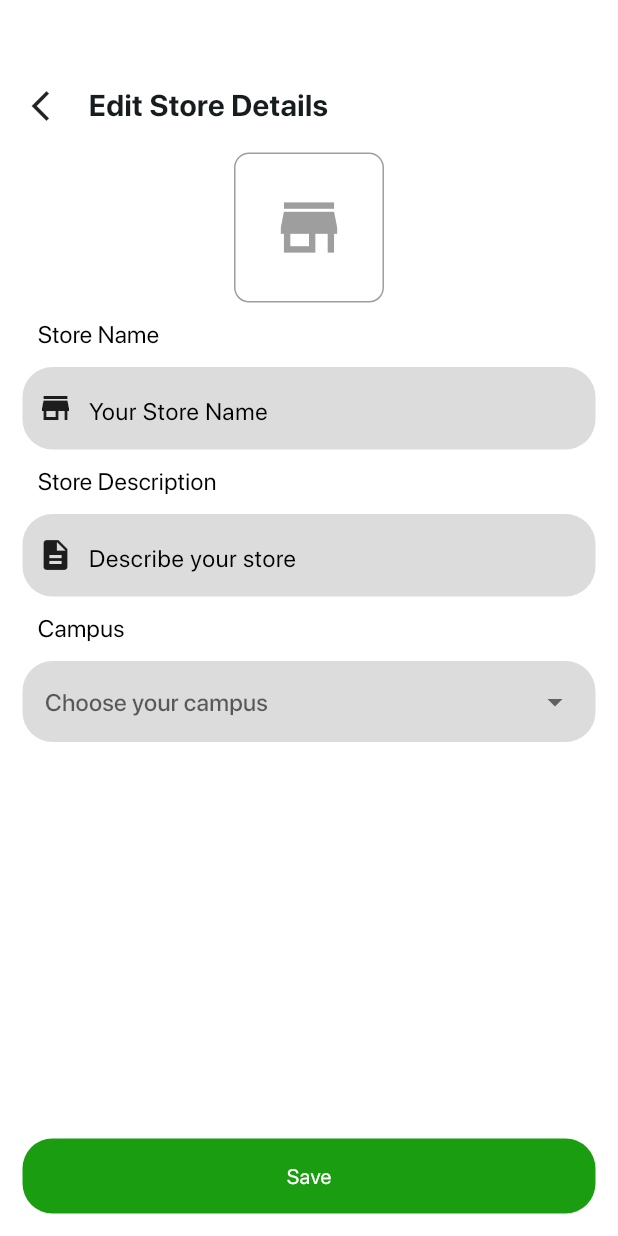
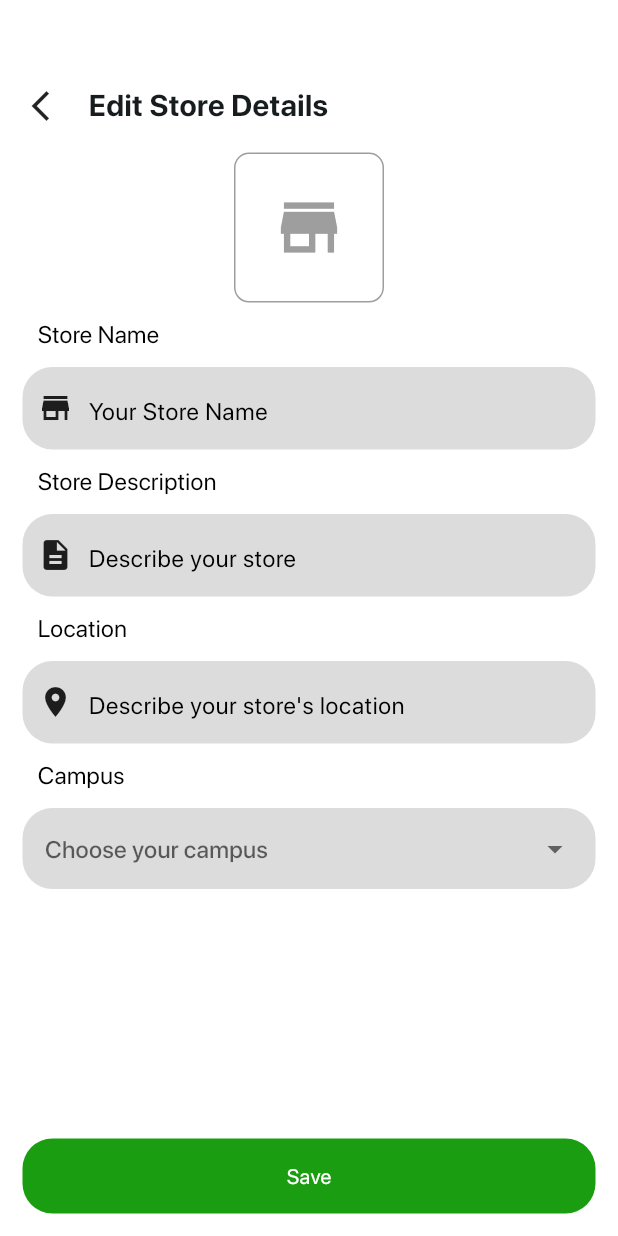
Before and after one commit to Gigatronhertz/market_place_2, a Flutter app: the EditStore screen opened directly, on a phone screen of 412 x 824 dp. Run offline on Flutter 3.47's test engine with Material 3 defaults, Android fonts, the phone set to English and light mode, and no system bars; our stand-ins replace carousel_slider, dropdown_button2, flutter_otp_text_field, lottie, shared_preferences; accounts and stored records are empty; project files that could hold a hidden picture were left out.

Commit message:
nothing to see here

```diff
--- a/lib/globals/bottomnavbar.dart
+++ b/lib/globals/bottomnavbar.dart
@@ -5,6 +5,7 @@ import 'package:market_place_2/screens/hostel_screens/hostel_scrren.dart';
 import 'package:market_place_2/screens/product_screens/product_page.dart';
 import 'package:market_place_2/screens/profile/editprofile.dart';
 import 'package:market_place_2/screens/store_screens/editstore.dart';
+import 'package:market_place_2/screens/store_screens/mystore.dart';
 import 'package:market_place_2/screens/store_screens/storescreen.dart';
 
 class Bottomnavbar extends StatelessWidget {
@@ -114,7 +115,7 @@ class Bottomnavbar extends StatelessWidget {
                       Navigator.push(
                           context,
                           MaterialPageRoute(
-                            builder: (context) => const EditStore(),
+                            builder: (context) => const Mystore(),
                           ));
                     },
                     icon: Icon(
--- a/lib/screens/store_screens/editstore.dart
+++ b/lib/screens/store_screens/editstore.dart
@@ -105,6 +105,10 @@ class _EditStoreState extends State<EditStore> {
                 title: "Store Description",
                 helpertxt: "Describe your store",
                 icon: Icons.description),
+            textfeild(
+                title: "Location",
+                helpertxt: "Describe your store's location",
+                icon: Icons.location_on),
             // Campus selection dropdown
             Container(
               padding: EdgeInsets.all(10),
--- a/pubspec.yaml
+++ b/pubspec.yaml
@@ -43,6 +43,7 @@ dependencies:
   carousel_slider: ^4.2.1
   shared_preferences: ^2.2.3
   dropdown_button2: ^2.3.9
+  image_picker: ^1.1.2
 
 dev_dependencies:
   flutter_test:
```
Also changed, not shown: pubspec.lock, 5 other files.
